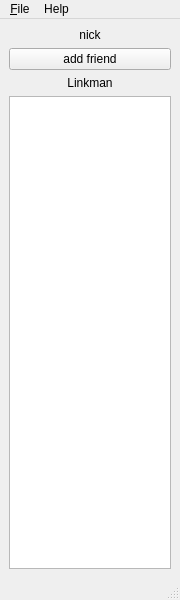
Qt form ServiceChat/mainwindow.ui (124327288/ChatClient) before a commit.
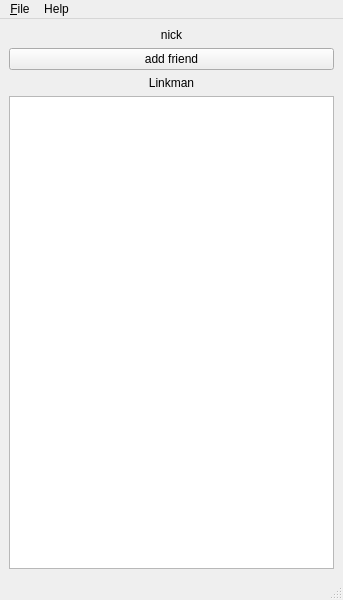
The same form after that commit.

```diff
--- a/ServiceChat/mainwindow.ui
+++ b/ServiceChat/mainwindow.ui
@@ -6,7 +6,7 @@
    <rect>
     <x>0</x>
     <y>0</y>
-    <width>180</width>
+    <width>343</width>
     <height>600</height>
    </rect>
   </property>
@@ -52,8 +52,8 @@
     <rect>
      <x>0</x>
      <y>0</y>
-     <width>180</width>
-     <height>23</height>
+     <width>343</width>
+     <height>22</height>
     </rect>
    </property>
    <widget class="QMenu" name="menu_File">
```
